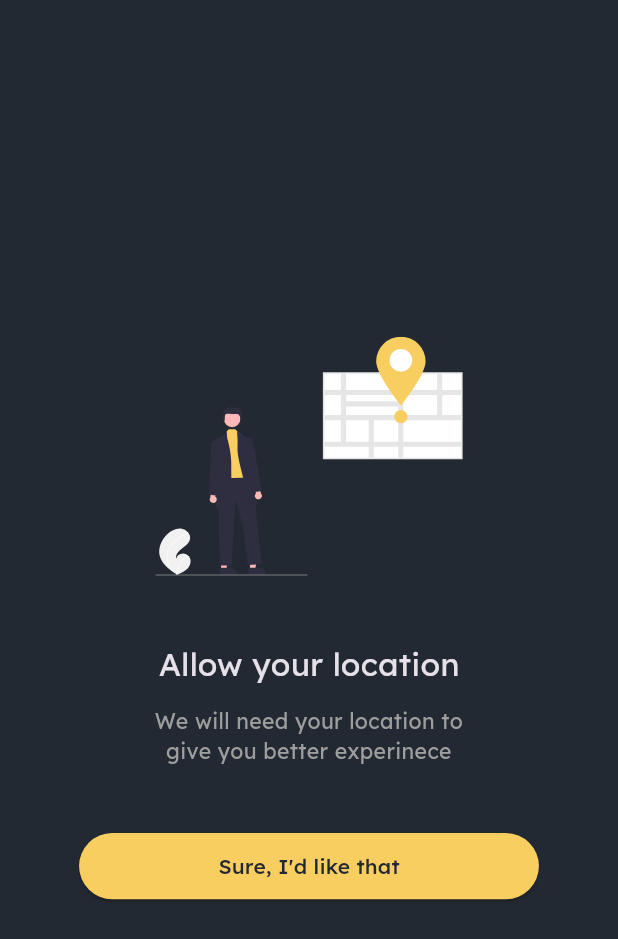
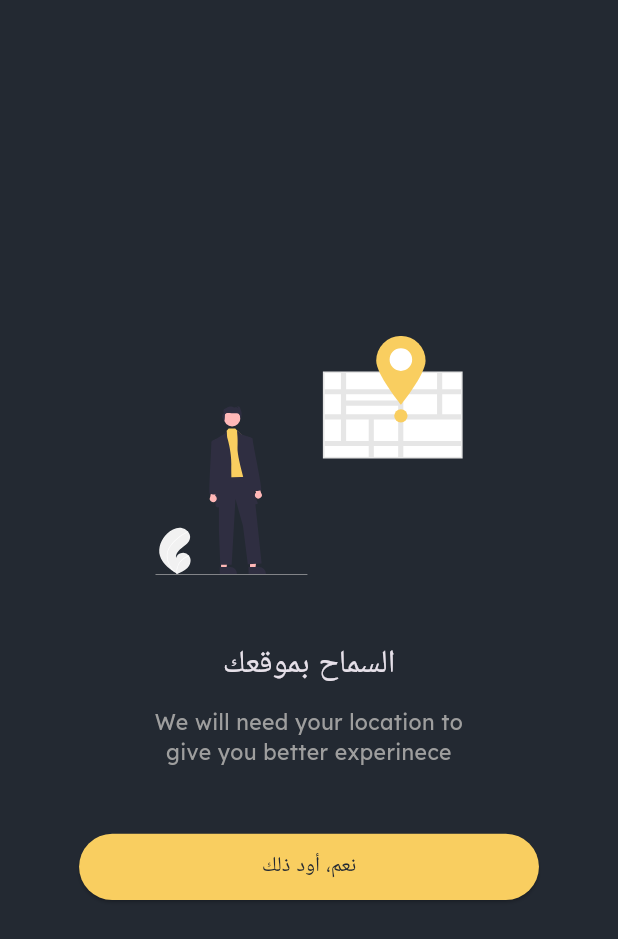
Before and after one commit to Rezgii/muslim-app, a Flutter app: the screen it shows after launch, on a phone screen of 412 x 824 dp. Shown: the top 939 px of the screen. Run offline on Flutter 3.47's test engine with Material 3 defaults, Android fonts, the light colour scheme and no system bars; our stand-ins replace animated_text_kit, audioplayers, cloud_firestore, dio, equatable, firebase_auth and 10 more; accounts and stored records are empty.

Commit message:
Chnaged app to ar only

```diff
--- a/lib/src/core/config/locale/local.dart
+++ b/lib/src/core/config/locale/local.dart
@@ -3,8 +3,122 @@ import 'package:get/get.dart';
 class LocalStrings extends Translations {
   @override
   Map<String, Map<String, String>> get keys => {
-    'en_US': {},
-    'ar_AE': {},
-    'fr_FR': {},
-  };
+        'en_US': {
+          'Imsak': 'Imsak',
+          'Fajr': 'Fajr',
+          'Sunrise': 'Sunrise',
+          'Dhuhr': 'Dhuhr',
+          'Asr': 'Asr',
+          'Maghirb': 'Maghirb',
+          'Isha': 'Isha',
+          'Last Third': 'Last Third',
+          'Features': 'Features',
+          'Thiker': 'Thiker',
+          'Prayer': 'Prayer',
+          'Calendar': 'Calendar',
+          'Muslim': 'Muslim',
+          'Allow your location': 'Allow your location',
+          'We will need your location to \ngive you better experinece':
+              'We will need your location to \ngive you better experinece',
+          "Sure, I'd like that": "Sure, I'd like that",
+          "Athkar Muslim": "Athkar Muslim",
+          'Morning Athkar': 'Morning Athkar',
+          'Evening Athkar': 'Evening Athkar',
+          'Repeat': 'Repeat',
+          'You finished all Athakr.\nYou are good to go.':
+              'You finished all Athakr.\nYou are good to go.',
+          'Today Prayer Time': 'Today Prayer Time',
+          'January': 'January',
+          'February': 'February',
+          'March': 'March',
+          'April': 'April',
+          'May': 'May',
+          'June': 'June',
+          'July': 'July',
+          'August': 'August',
+          'September': 'September',
+          'October': 'October',
+          'November': 'November',
+          'December': 'December',
+          'Prayer Time Calender': 'Prayer Time Calender',
+        },
+        'ar_AE': {
+          'Imsak': 'الإمساك',
+          'Fajr': 'الفجر',
+          'Sunrise': 'الشروق',
+          'Dhuhr': 'الظهر',
+          'Asr': 'العصر',
+          'Maghrib': 'المغرب',
+          'Isha': 'العشاء',
+          'Last Third': 'الثلث الأخير',
+          'Features': 'الميزات',
+          'Thiker': 'الأذكار',
+          'Prayer': 'الصلوات',
+          'Calendar': 'التقويم',
+          'Muslim': 'مسلم',
+          'Allow your location': 'السماح بموقعك',
+          'We will need your location to \ngive you better experience':
+              'سنحتاج إلى موقعك لتقديم تجربة أفضل لك',
+          "Sure, I'd like that": 'نعم، أود ذلك',
+          "Athkar Muslim": 'أذكار المسلم',
+          'Morning Athkar': 'أذكار الصباح',
+          'Evening Athkar': 'أذكار المساء',
+          'Repeat': 'تكرار',
+          'You finished all Athakr.\nYou are good to go.':
+              'لقد أنهيت جميع الأذكار.\nأنت جاهز للانطلاق.',
+          'Today Prayer Time': 'مواقيت الصلاة اليوم',
+          'January': 'يناير',
+          'February': 'فبراير',
+          'March': 'مارس',
+          'April': 'أبريل',
+          'May': 'ماي',
+          'June': 'يونيو',
+          'July': 'يوليو',
+          'August': 'أغسطس',
+          'September': 'سبتمبر',
+          'October': 'أكتوبر',
+          'November': 'نوفمبر',
+          'December': 'ديسمبر',
+          'Prayer Time Calender' : 'تقويم مواقيت الصلاة',
+        },
+        'fr_FR': {
+          'Imsak': 'Imsak',
+          'Fajr': 'Fajr',
+          'Sunrise': 'Lever du soleil',
+          'Dhuhr': 'Dhuhr',
+          'Asr': 'Asr',
+          'Maghrib': 'Maghrib',
+          'Isha': 'Isha',
+          'Last Third': 'Dernier tiers',
+          'Features': 'Fonctionnalités',
+          'Thiker': 'Dhikr',
+          'Prayer': 'Prière',
+          'Calendar': 'Calendrier',
+          'Muslim': 'Musulman',
+          'Allow your location': 'Autoriser votre localisation',
+          'We will need your location to \ngive you better experience':
+              'Nous aurons besoin de votre localisation pour \nvous offrir une meilleure expérience',
+          "Sure, I'd like that": "Bien sûr, je le voudrais",
+          "Athkar Muslim": "Athkar Musulman",
+          'Morning Athkar': 'Athkar du matin',
+          'Evening Athkar': 'Athkar du soir',
+          'Repeat': 'Répéter',
+          'You finished all Athakr.\nYou are good to go.':
+              'Vous avez terminé tous les Athkar.\nVous êtes prêt à partir.',
+          'Today Prayer Time': 'Heures de prière aujourd\'hui',
+          'January': 'Janvier',
+          'February': 'Février',
+          'March': 'Mars',
+          'April': 'Avril',
+          'May': 'Mai',
+          'June': 'Juin',
+          'July': 'Juillet',
+          'August': 'Août',
+          'September': 'Septembre',
+          'October': 'Octobre',
+          'November': 'Novembre',
+          'December': 'Décembre',
+          'Prayer Time Calendar': 'Calendrier des heures de prière',
+        }
+      };
 }
--- a/lib/src/presentation/controllers/translations_controller.dart
+++ b/lib/src/presentation/controllers/translations_controller.dart
@@ -38,7 +38,7 @@ class TranslationsController extends GetxController {
   }
 
   initLanguage() {
-    _currentLanguage = HiveService.instance.settingsBox.get("lang") ?? 'EN';
+    _currentLanguage = HiveService.instance.settingsBox.get("lang") ?? 'AR';
     changeLanguage(_currentLanguage!);
   }
 }
--- a/lib/src/presentation/screens/location_permission_screen.dart
+++ b/lib/src/presentation/screens/location_permission_screen.dart
@@ -77,14 +77,14 @@ class _LocationPermissionScreenState extends State<LocationPermissionScreen> {
               ),
               50.verticalSpace,
               Text(
-                'Allow your location',
+                'Allow your location'.tr,
                 style: TextStyle(
                   fontSize: 24.sp,
                 ),
               ),
               15.verticalSpace,
               Text(
-                'We will need your location to \ngive you better experinece',
+                'We will need your location to \ngive you better experinece'.tr,
                 textAlign: TextAlign.center,
                 style: TextStyle(fontSize: 16.sp, color: Colors.grey),
               ),
@@ -113,9 +113,9 @@ class _LocationPermissionScreenState extends State<LocationPermissionScreen> {
                     );
                     await getLocation();
                   },
-                  child: const Text(
-                    "Sure, I'd like that",
-                    style: TextStyle(
+                  child: Text(
+                    "Sure, I'd like that".tr,
+                    style: const TextStyle(
                       color: AppColors.backgroundColor,
                     ),
                   ),
--- a/lib/src/presentation/screens/services/athkar_screen.dart
+++ b/lib/src/presentation/screens/services/athkar_screen.dart
@@ -24,7 +24,7 @@ class _AthkarScreenState extends State<AthkarScreen> {
   Widget build(BuildContext context) {
     return Scaffold(
       appBar: AppBar(
-        title: Text(_controller.title),
+        title: Text(_controller.title.tr),
         surfaceTintColor: Colors.transparent,
         backgroundColor: AppColors.backgroundColor,
       ),
@@ -46,7 +46,7 @@ class _AthkarScreenState extends State<AthkarScreen> {
                               totalRepeatCount: 1,
                               animatedTexts: [
                                 TyperAnimatedText(
-                                  'You finished all Athakr.\nYou are good to go.',
+                                  'You finished all Athakr.\nYou are good to go.'.tr,
                                   textAlign: TextAlign.center,
                                   textStyle: TextStyle(
                                       fontSize: 22.sp,
@@ -132,7 +132,7 @@ class _AthkarScreenState extends State<AthkarScreen> {
                       child: Row(
                         mainAxisAlignment: MainAxisAlignment.spaceEvenly,
                         children: [
-                          const Text('Repeat'),
+                          Text('Repeat'.tr),
                           Container(
                             width: 30.w,
                             height: 30.h,
--- a/lib/src/presentation/screens/services/prayer_time_calendar_screen.dart
+++ b/lib/src/presentation/screens/services/prayer_time_calendar_screen.dart
@@ -23,6 +23,7 @@ class _PrayerTimeCalendarScreenState extends State<PrayerTimeCalendarScreen> {
   Widget build(BuildContext context) {
     return Scaffold(
       appBar: AppBar(
+        title: Text('Prayer Time Calender'.tr),
         backgroundColor: AppColors.backgroundColor,
         surfaceTintColor: Colors.transparent,
       ),
@@ -37,6 +38,7 @@ class _PrayerTimeCalendarScreenState extends State<PrayerTimeCalendarScreen> {
                 child: Container(
                   margin: const EdgeInsets.symmetric(horizontal: 16.0),
                   child: CalendarCarousel<Event>(
+                    locale: Get.locale!.languageCode,
                     minSelectedDate: DateTime(2024, 1, 1),
                     maxSelectedDate: DateTime(2024, 12, 31),
                     pageSnapping: true,
--- a/lib/src/presentation/screens/splash_screen.dart
+++ b/lib/src/presentation/screens/splash_screen.dart
@@ -2,6 +2,7 @@ import 'package:flutter/material.dart';
 import 'package:flutter_screenutil/flutter_screenutil.dart';
 import 'package:muslim/src/core/utils/const/app_colors.dart';
 import 'package:muslim/src/core/utils/func/functions.dart';
+import 'package:get/get.dart';
 
 class SplashScreen extends StatefulWidget {
   const SplashScreen({super.key});
@@ -33,7 +34,7 @@ class _SplashScreenState extends State<SplashScreen> {
               // ),
               25.verticalSpace,
               Text(
-                'Muslim',
+                'Muslim'.tr,
                 style: TextStyle(
                   fontSize: 24.sp,
                   color: AppColors.primaryColor,
```
Also changed, not shown: lib/src/core/utils/func/local_auth.dart (deleted, +0 -27 lines), lib/src/presentation/controllers/prayer_time_controller.dart (+17 -0 lines), lib/src/presentation/screens/home_screen.dart (+5 -3 lines), lib/src/presentation/screens/services/prayer_time_screen.dart (+29 -28 lines), lib/src/presentation/screens/services/thiker_screen.dart (+6 -17 lines), 1 other file.
